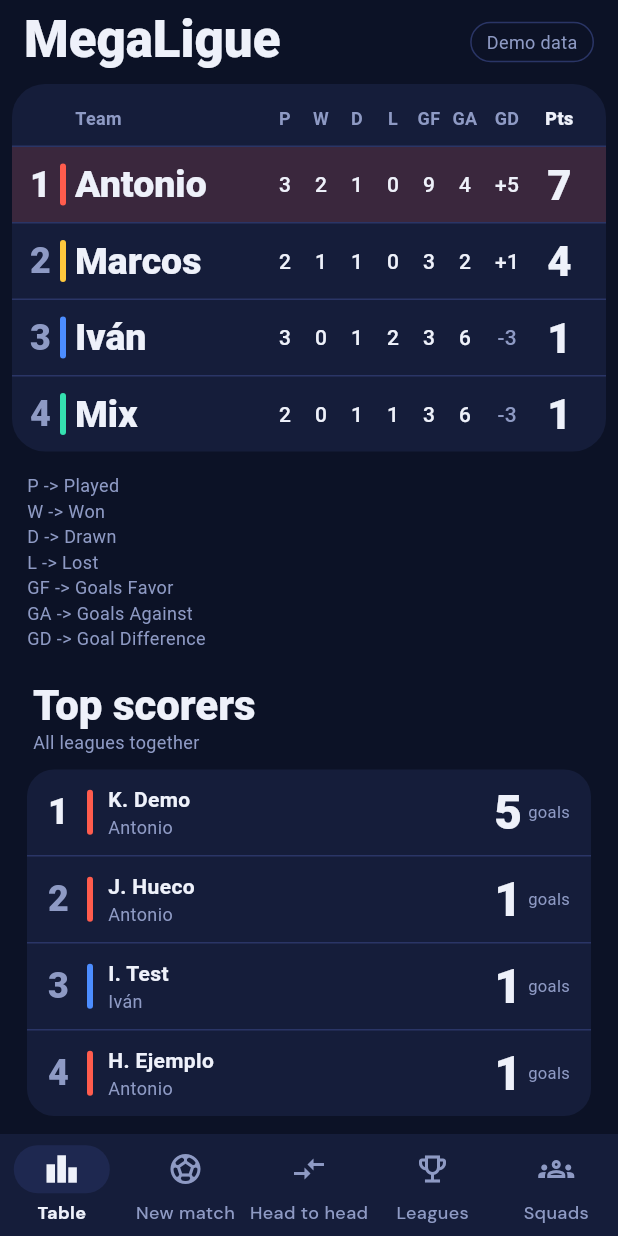
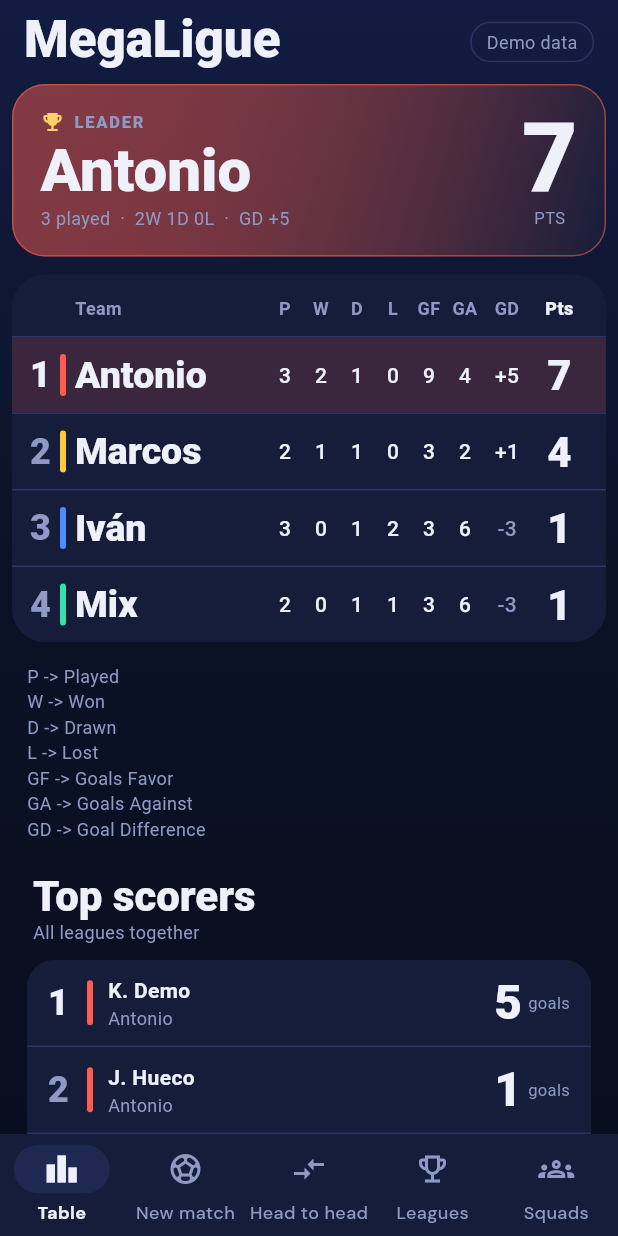
Before and after one commit to Antoniovelascodev/fc26flutter, a Flutter app: the screen it shows after launch, on a phone screen of 412 x 824 dp. Run offline on Flutter 3.47's test engine with Material 3 defaults, Android fonts, the phone set to English and light mode, and no system bars; our stand-ins replace google_fonts, shared_preferences, web; Roboto replaces fonts that are missing (Big Shoulders Display).

Commit message:
Player portraits, bench of 10, gradient look and leader card
Co-Authored-By: Claude Sonnet 5.5 <noreply@anthropic.com>

```diff
--- a/lib/main.dart
+++ b/lib/main.dart
@@ -26,6 +26,17 @@ class MegaLigueApp extends StatelessWidget {
       title: 'FC26 MegaLigue',
       debugShowCheckedModeBanner: false,
       theme: buildTheme(),
+      builder: (context, child) => DecoratedBox(
+        decoration: const BoxDecoration(
+          gradient: LinearGradient(
+            begin: Alignment.topCenter,
+            end: Alignment.bottomCenter,
+            colors: [Color(0xFF121C42), AppColors.ink, Color(0xFF080D1E)],
+            stops: [0, 0.45, 1],
+          ),
+        ),
+        child: child,
+      ),
       home: const HomeShell(),
     );
   }
--- a/lib/models.dart
+++ b/lib/models.dart
@@ -468,7 +468,7 @@ class PlayerPage {
 /// Starting XI (slots 0-10, in the order of the formation) + bench (11+).
 class Squad {
   static const int benchStart = 11;
-  static const int benchSize = 7;
+  static const int benchSize = 10;
 
   final int? id;
   final int leagueId;
--- a/lib/pitch.dart
+++ b/lib/pitch.dart
@@ -105,7 +105,7 @@ class _PitchSlot extends StatelessWidget {
                   child: const Icon(Icons.add, color: Colors.white70, size: 20),
                 )
               else
-                OvrBadge(overall: p.overall, size: 42),
+                PlayerAvatar(player: p, size: 44),
               if (offPosition)
                 Positioned(
                   right: -4,
--- a/lib/screens/ranking_screen.dart
+++ b/lib/screens/ranking_screen.dart
@@ -86,6 +86,8 @@ class _RankingScreenState extends State<RankingScreen> {
                   child: Column(
                     crossAxisAlignment: CrossAxisAlignment.start,
                     children: [
+                      _LeaderCard(entry: entries.first),
+                      const SizedBox(height: 12),
                       LeagueTable(entries: entries),
                       const Padding(
                         padding: EdgeInsets.fromLTRB(10, 14, 10, 0),
@@ -305,3 +307,65 @@ class _MegaStats extends StatelessWidget {
     );
   }
 }
+
+/// The team at the top of the table, shown big.
+class _LeaderCard extends StatelessWidget {
+  final RankingEntry entry;
+
+  const _LeaderCard({required this.entry});
+
+  @override
+  Widget build(BuildContext context) {
+    final color = teamColor(entry.teamName);
+    final gd = entry.goalDifference;
+    return Container(
+      padding: const EdgeInsets.fromLTRB(18, 16, 18, 16),
+      decoration: BoxDecoration(
+        borderRadius: BorderRadius.circular(22),
+        gradient: LinearGradient(
+          begin: Alignment.topLeft,
+          end: Alignment.bottomRight,
+          colors: [color.withAlpha(120), AppColors.surface],
+        ),
+        border: Border.all(color: color.withAlpha(140)),
+      ),
+      child: Row(
+        children: [
+          Expanded(
+            child: Column(
+              crossAxisAlignment: CrossAxisAlignment.start,
+              children: [
+                Row(
+                  children: [
+                    const Icon(Icons.emoji_events, size: 16, color: Color(0xFFFFD166)),
+                    const SizedBox(width: 6),
+                    const Text('LEADER',
+                        style: TextStyle(
+                            fontSize: 11,
+                            fontWeight: FontWeight.w800,
+                            letterSpacing: 1.2,
+                            color: AppColors.textDim)),
+                  ],
+                ),
+                const SizedBox(height: 4),
+                Text(entry.teamName, style: displayStyle(size: 40)),
+                const SizedBox(height: 4),
+                Text(
+                  '${entry.matchesPlayed} played  ·  ${entry.wins}W ${entry.draws}D ${entry.losses}L'
+                  '  ·  GD ${gd > 0 ? '+' : ''}$gd',
+                  style: const TextStyle(color: AppColors.textDim, fontSize: 12),
+                ),
+              ],
+            ),
+          ),
+          Column(
+            children: [
+              Text('${entry.points}', style: displayStyle(size: 64, weight: FontWeight.w900)),
+              const Text('PTS', style: TextStyle(color: AppColors.textDim, fontSize: 11)),
+            ],
+          ),
+        ],
+      ),
+    );
+  }
+}
--- a/lib/screens/squad_builder_screen.dart
+++ b/lib/screens/squad_builder_screen.dart
@@ -473,7 +473,7 @@ class _BenchSlot extends StatelessWidget {
               )
             : Column(
                 children: [
-                  OvrBadge(overall: p.overall, size: 34),
+                  PlayerAvatar(player: p, size: 38),
                   const SizedBox(height: 4),
                   Text(p.shortName,
                       maxLines: 1,
--- a/lib/theme.dart
+++ b/lib/theme.dart
@@ -92,9 +92,9 @@ ThemeData buildTheme() {
   );
 
   return base.copyWith(
-    scaffoldBackgroundColor: AppColors.ink,
+    scaffoldBackgroundColor: Colors.transparent,
     appBarTheme: AppBarTheme(
-      backgroundColor: AppColors.ink,
+      backgroundColor: Colors.transparent,
       elevation: 0,
       scrolledUnderElevation: 0,
       centerTitle: false,
```
Also changed, not shown: lib/player_widgets.dart (+93 -2 lines).
